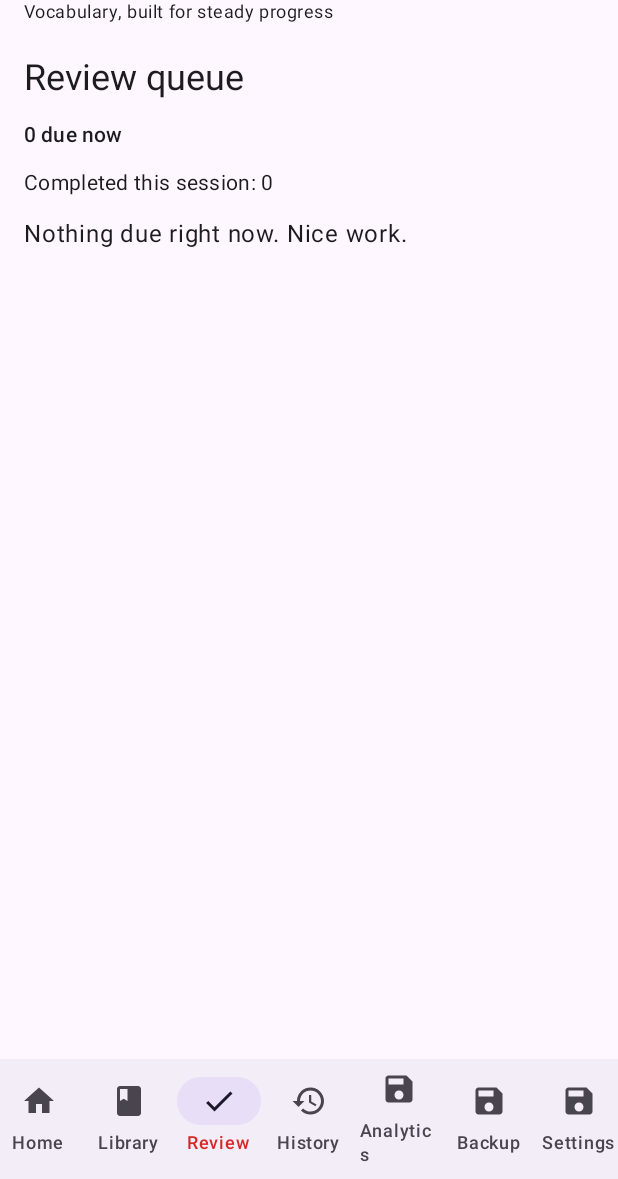
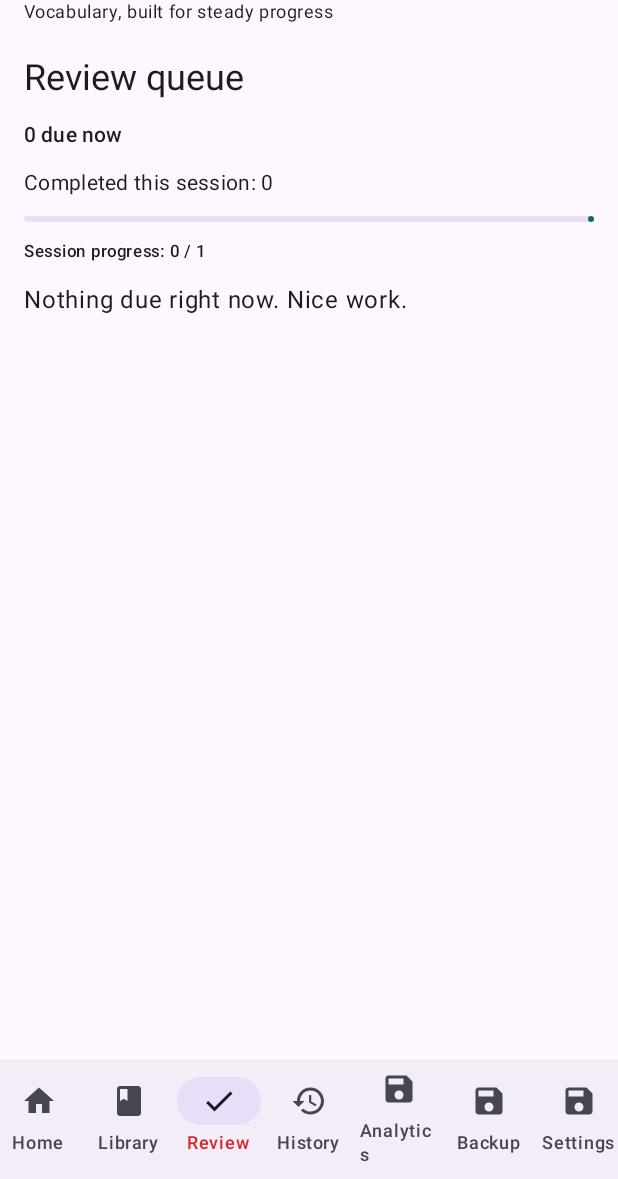
Before and after one commit to Amiroudro/Exelix, an Android app built with Jetpack Compose: the screen it shows after launch (MainActivity), item 3 of the bottom bar chosen, on a phone screen of 412 x 824 dp, the part 57-1236 px from its top. Run offline under Robolectric (Android 15) with nearby library versions, the phone set to English and light mode, and no system bars; our stand-ins replace Room's generated code.

Commit message:
Add visual review session progress and completion state

```diff
--- a/app/src/main/java/com/depu/vocabapp/MainActivity.kt
+++ b/app/src/main/java/com/depu/vocabapp/MainActivity.kt
@@ -315,8 +315,14 @@ fun ExelixApp(dao: VocabDao) {
                         Text("Review queue", style = MaterialTheme.typography.headlineSmall)
                         Text("${due.size} due now", style = MaterialTheme.typography.labelLarge)
                         Text("Completed this session: $sessionReviewed", style = MaterialTheme.typography.bodyMedium)
+                        val sessionTotal = (sessionReviewed + due.size).coerceAtLeast(1)
+                        LinearProgressIndicator(
+                            progress = { (sessionReviewed.toFloat() / sessionTotal).coerceIn(0f, 1f) },
+                            modifier = Modifier.fillMaxWidth()
+                        )
+                        Text("Session progress: $sessionReviewed / $sessionTotal", style = MaterialTheme.typography.labelSmall)
                         val current = due.firstOrNull()
-                        if (current == null) Text("Nothing due right now. Nice work.")
+                        if (current == null) Text(if (sessionReviewed > 0) "Session complete. Great work!" else "Nothing due right now. Nice work.")
                         else {
                             var revealed by remember(current.id) { mutableStateOf(false) }
                             Card(Modifier.fillMaxWidth(), shape = RoundedCornerShape(20.dp)) {
```
